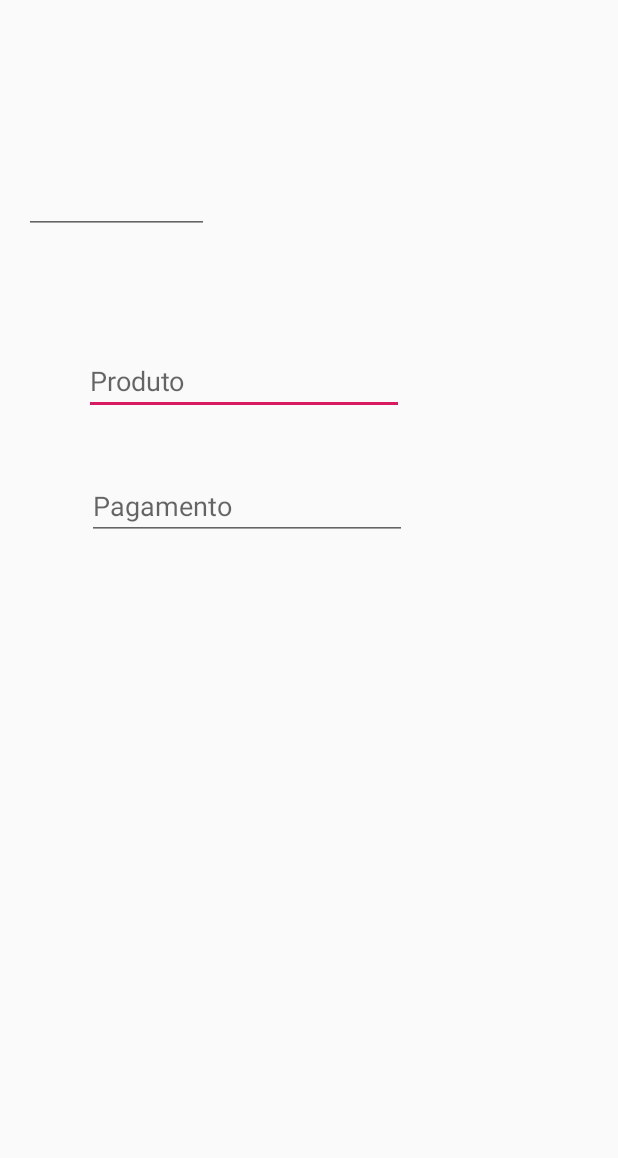
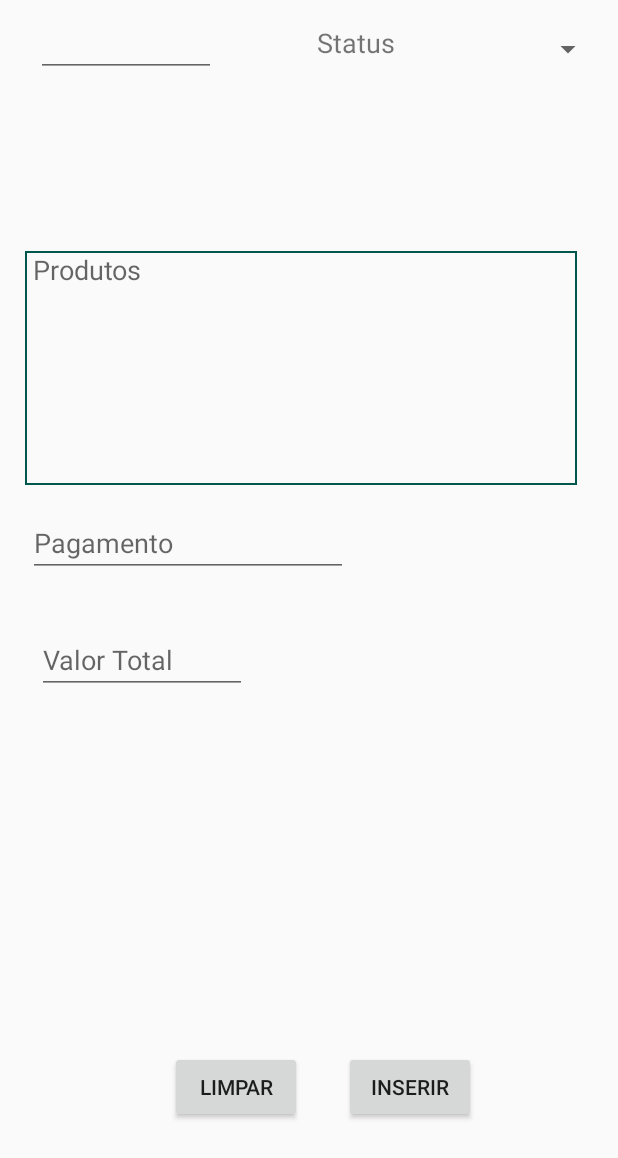
Before and after one commit to ErikNisiStein/LittleLeg, an Android app: the layout activity_cadastra_produtos.xml on its own in the app's theme, with its tools: preview values and no code run, on a phone screen of 412 x 824 dp. Shown: the top 1158 px of the screen. Run offline under Robolectric (Android 15) with nearby library versions, the phone set to English and light mode, and no system bars.

Commit message:
tela cadastro e atualização BD

```diff
--- a/app/src/main/AndroidManifest.xml
+++ b/app/src/main/AndroidManifest.xml
@@ -9,7 +9,8 @@
         android:roundIcon="@mipmap/ic_launcher_round"
         android:supportsRtl="true"
         android:theme="@style/AppTheme">
-        <activity android:name=".MainActivity">
+        <activity android:name=".CadastraProdutos">
+
             <intent-filter>
                 <action android:name="android.intent.action.MAIN" />
 
--- a/app/src/main/java/com/example/projetolittleleg/BD.java
+++ b/app/src/main/java/com/example/projetolittleleg/BD.java
@@ -15,7 +15,7 @@ public class BD extends SQLiteOpenHelper{
     static  final  String  COMPRADOR  =  " comprador " ;
     static  final  String  VALOR = "valor";
     static  final  String STATUS= "status";
-    static  final  String QTD= "qtd";
+
 
     static  final  int  VERSAO  = 1  ;
 
@@ -31,9 +31,10 @@ public class BD extends SQLiteOpenHelper{
                 DATACOMP + " TEXT, " +
                 COMPRADOR + " TEXT, " +
                 VALOR + " TEXT, " +
-                STATUS + " TEXT, " +
-                QTD + " TEXT " +
+                STATUS + " TEXT " +
                 " ) " );
+
+
 
     }
 
--- a/app/src/main/java/com/example/projetolittleleg/CadastraProdutos.java
+++ b/app/src/main/java/com/example/projetolittleleg/CadastraProdutos.java
@@ -3,7 +3,9 @@ package com.example.projetolittleleg;
 import androidx.appcompat.app.AppCompatActivity;
 
 import android.os.Bundle;
+import android.widget.ArrayAdapter;
 import android.widget.EditText;
+import android.widget.Spinner;
 
 import java.text.SimpleDateFormat;
 import java.time.LocalTime;
@@ -23,12 +25,22 @@ public class CadastraProdutos extends AppCompatActivity {
 
         bd = new BD(this);
 
+        // carega campo dataCompra com a data do SO
         edt_Compra= findViewById(R.id.edt_Compra);
 
         long date = System.currentTimeMillis();
         SimpleDateFormat sdf = new SimpleDateFormat("d/M/yyyy");
         String dateString = sdf.format(date);
         edt_Compra.setText(dateString);
+        // carrega spinner
+        String[] arraySpinner = new String[] {
+                " Pendente ", " Pago "
+        };
+        Spinner sp = (Spinner) findViewById(R.id.sp_status);
+        ArrayAdapter<String> adapter = new ArrayAdapter<String>(this,
+                android.R.layout.simple_spinner_item, arraySpinner);
+        adapter.setDropDownViewResource(android.R.layout.simple_spinner_dropdown_item);
+        sp.setAdapter(adapter);
+    }
 
-    }
 }
--- /dev/null
+++ b/app/src/main/res/drawable/layout_produtos.xml
@@ -0,0 +1,8 @@
+<?xml version="1.0" encoding="utf-8"?>
+<shape xmlns:android="http://schemas.android.com/apk/res/android" >
+    <stroke
+        android:width="1dp"
+        android:color="@color/colorPrimaryDark"
+
+        />
+</shape>
--- a/app/src/main/res/layout/activity_cadastra_produtos.xml
+++ b/app/src/main/res/layout/activity_cadastra_produtos.xml
@@ -7,41 +7,127 @@
     tools:context=".CadastraProdutos">
 
     <EditText
+        android:gravity="top"
         android:id="@+id/edt_Produto"
+        android:layout_width="368dp"
+        android:layout_height="156dp"
+        android:layout_marginStart="24dp"
+        android:layout_marginTop="15dp"
+        android:layout_marginEnd="53dp"
+        android:layout_marginBottom="16dp"
+        android:ems="10"
+        android:hint="Produtos"
+        android:inputType="textShortMessage|textMultiLine"
+        android:maxLines="6"
+        android:scrollbars="vertical"
+        android:scrollHorizontally="false"
+        app:layout_constraintBottom_toTopOf="@+id/edt_DatPag"
+        app:layout_constraintEnd_toEndOf="parent"
+        app:layout_constraintHorizontal_bias="0.235"
+        app:layout_constraintStart_toStartOf="parent"
+        app:layout_constraintTop_toBottomOf="@+id/edt_comprador"
+        android:background="@drawable/layout_produtos"
+        android:paddingLeft="5dp"
+        />
+
+    <EditText
+        android:id="@+id/edt_Compra"
+        android:layout_width="120dp"
+        android:layout_height="35dp"
+        android:layout_marginStart="24dp"
+        android:layout_marginTop="16dp"
+        android:ems="10"
+        android:inputType="textPersonName"
+        android:textSize="14sp"
+        app:layout_constraintStart_toStartOf="parent"
+        app:layout_constraintTop_toTopOf="parent" />
+
+    <Button
+        android:id="@+id/btn_inserir"
         android:layout_width="wrap_content"
         android:layout_height="wrap_content"
-        android:layout_marginStart="56dp"
-        android:layout_marginBottom="38dp"
+        android:layout_marginStart="28dp"
+        android:layout_marginBottom="75dp"
+        android:text="Inserir"
+        app:layout_constraintBottom_toBottomOf="parent"
+        app:layout_constraintStart_toEndOf="@+id/btn_limpar" />
+
+    <Button
+        android:id="@+id/btn_limpar"
+        android:layout_width="wrap_content"
+        android:layout_height="wrap_content"
+        android:layout_marginStart="113dp"
+        android:text="Limpar"
+        app:layout_constraintBaseline_toBaselineOf="@+id/btn_inserir"
+        app:layout_constraintStart_toStartOf="parent" />
+
+    <EditText
+
+        android:id="@+id/edt_comprador"
+        android:layout_width="wrap_content"
+        android:layout_height="wrap_content"
+        android:layout_marginStart="16dp"
+        android:layout_marginTop="20dp"
+        android:layout_marginEnd="7dp"
+        android:layout_marginBottom="35dp"
         android:ems="10"
-        android:hint="Produto"
+        android:hint="Comprador"
         android:inputType="textPersonName"
-        app:layout_constraintBottom_toTopOf="@+id/edt_DatPag"
+        app:layout_constraintBottom_toTopOf="@+id/edt_Produto"
+        app:layout_constraintEnd_toStartOf="@+id/edt_Produto"
+        app:layout_constraintHorizontal_bias="0.0"
         app:layout_constraintStart_toStartOf="parent"
-        app:layout_constraintTop_toBottomOf="@+id/edt_Compra" />
+        app:layout_constraintTop_toBottomOf="@+id/edt_Compra"
+        app:layout_constraintVertical_bias="0.0" />
+
+    <EditText
+        android:id="@+id/edt_valor"
+        android:layout_width="140dp"
+        android:layout_height="42dp"
+        android:layout_marginStart="24dp"
+        android:layout_marginTop="36dp"
+        android:layout_marginEnd="247dp"
+        android:ems="10"
+        android:hint="Valor Total"
+        android:inputType="textPersonName"
+        app:layout_constraintEnd_toEndOf="parent"
+        app:layout_constraintStart_toStartOf="parent"
+        app:layout_constraintTop_toBottomOf="@+id/edt_DatPag" />
 
     <EditText
         android:id="@+id/edt_DatPag"
         android:layout_width="wrap_content"
         android:layout_height="wrap_content"
-        android:layout_marginStart="2dp"
-        android:layout_marginBottom="464dp"
+        android:layout_marginEnd="180dp"
+        android:layout_marginBottom="36dp"
         android:ems="10"
         android:hint="Pagamento"
         android:inputType="textPersonName"
-        app:layout_constraintBottom_toBottomOf="parent"
-        app:layout_constraintStart_toStartOf="@+id/edt_Produto"
-        app:layout_constraintTop_toBottomOf="@+id/edt_Produto" />
+        app:layout_constraintBottom_toTopOf="@+id/edt_valor"
+        app:layout_constraintEnd_toEndOf="parent"
+        />
 
-    <EditText
-        android:id="@+id/edt_Compra"
-        android:layout_width="123dp"
-        android:layout_height="0dp"
-        android:layout_marginStart="16dp"
-        android:layout_marginTop="35dp"
-        android:layout_marginBottom="75dp"
-        android:ems="10"
-        android:inputType="textPersonName"
-        app:layout_constraintBottom_toTopOf="@+id/edt_Produto"
-        app:layout_constraintStart_toStartOf="parent"
+
+    <Spinner
+        android:id="@+id/sp_status"
+        android:layout_width="134dp"
+        android:layout_height="33dp"
+        android:layout_marginStart="11dp"
+        android:layout_marginTop="16dp"
+        android:layout_marginEnd="16dp"
+        app:layout_constraintEnd_toEndOf="parent"
+        app:layout_constraintStart_toEndOf="@+id/textView"
+        app:layout_constraintTop_toTopOf="parent" />
+
+    <TextView
+        android:id="@+id/textView"
+        android:layout_width="63dp"
+        android:textAlignment="textEnd"
+        android:layout_height="33dp"
+        android:layout_marginStart="56dp"
+        android:layout_marginTop="16dp"
+        android:text="Status"
+        android:textSize="18sp"
+        app:layout_constraintStart_toEndOf="@+id/edt_Compra"
         app:layout_constraintTop_toTopOf="parent" />
 </androidx.constraintlayout.widget.ConstraintLayout>
```
